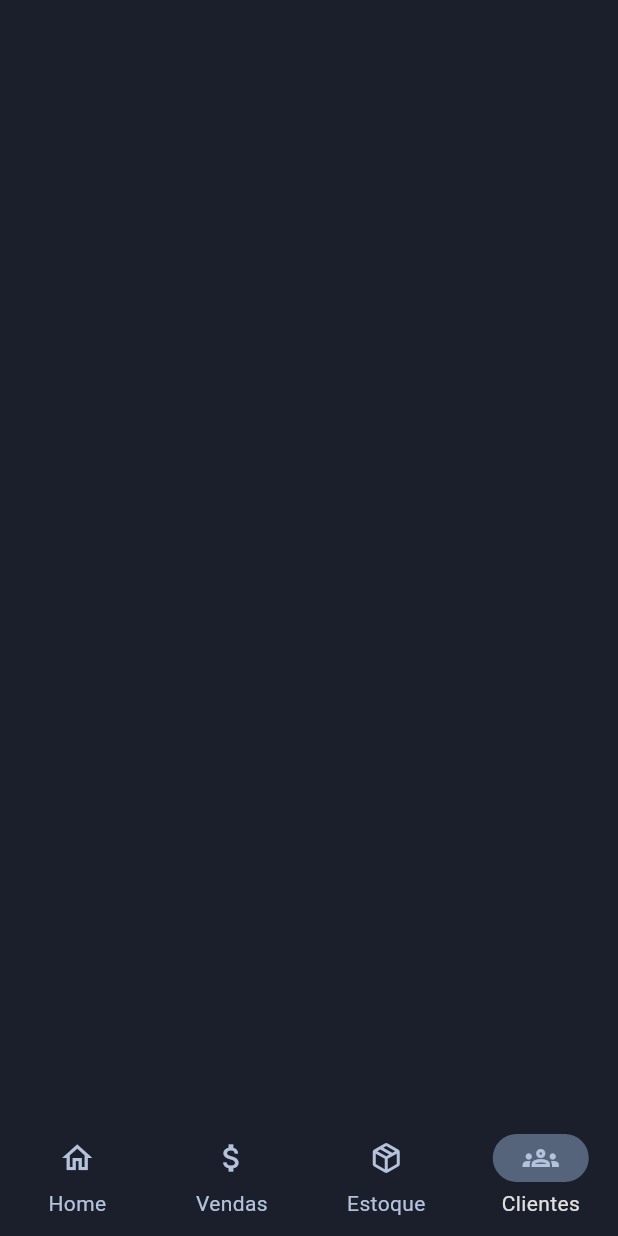
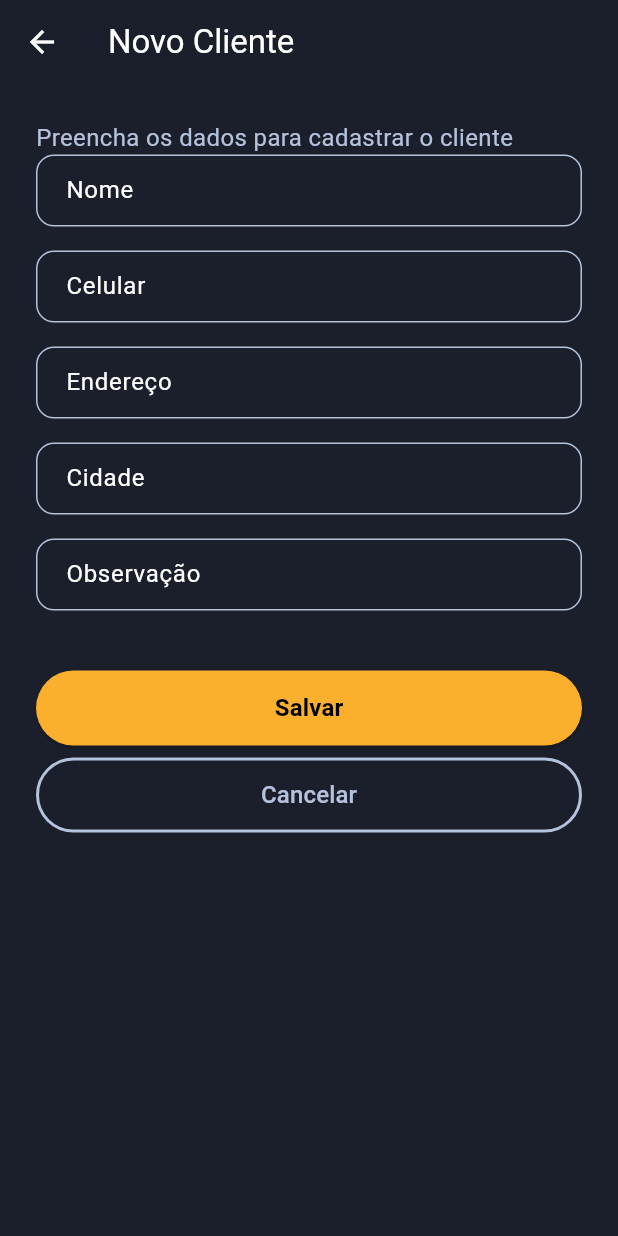
Before and after one commit to AlvaroRumpel/stock_app, a Flutter app: the CustomerCreatePage screen opened by its route, on a phone screen of 412 x 824 dp. Run offline on Flutter 3.47's test engine with Material 3 defaults, Android fonts, the phone set to English and light mode, and no system bars; our stand-ins replace flutter_svg, go_router, supabase_flutter; accounts and stored records are empty.

Commit message:
interface with form and buttons

```diff
--- a/lib/core/router/app_router.dart
+++ b/lib/core/router/app_router.dart
@@ -65,7 +65,7 @@ class AppRouter {
                       GoRoute(
                         path: RouteName.createCustomer.path,
                         name: RouteName.createCustomer.name,
-                        parentNavigatorKey: _sectionNavigatorKey,
+                        parentNavigatorKey: _rootNavigatorKey,
                         builder: (context, state) => const CustomerCreatePage(),
                       ),
                     ],
--- a/lib/modules/customer/customer_create/customer_create_page.dart
+++ b/lib/modules/customer/customer_create/customer_create_page.dart
@@ -1,11 +1,119 @@
 import 'package:flutter/material.dart';
+import 'package:go_router/go_router.dart';
+
+import '../../../../core/theme/app_theme.dart';
+import '../../../core/router/app_router.dart';
 
 class CustomerCreatePage extends StatelessWidget {
   const CustomerCreatePage({super.key});
 
   @override
   Widget build(BuildContext context) {
-    //context.goNamed('teste');
-    return const Scaffold(body: SingleChildScrollView());
+    return Scaffold(
+      appBar: AppBar(title: const Text('Novo Cliente')),
+      body: Container(
+        padding: const EdgeInsets.all(24),
+        child: Form(
+          child: Column(
+            crossAxisAlignment: CrossAxisAlignment.stretch,
+            children: [
+              const Text(
+                "Preencha os dados para cadastrar o cliente",
+                style: TextStyle(
+                  fontSize: 16,
+                  fontWeight: FontWeight.w400,
+                  color: AppColors.darkPrimary300,
+                ),
+              ),
+              _buildTextField("Nome"),
+              _buildTextField("Celular"),
+              _buildTextField("Endereço"),
+              _buildTextField("Cidade"),
+              _buildTextField("Observação"),
+              const SizedBox(height: 24),
+              _buildButtons(context),
+            ],
+          ),
+        ),
+      ),
+    );
   }
 }
+
+Widget _buildTextField(String label) {
+  return Padding(
+    padding: const EdgeInsets.only(bottom: 16),
+    child: TextFormField(
+      style: const TextStyle(color: AppColors.darkPrimary300),
+      decoration: InputDecoration(
+        labelText: label,
+        border: OutlineInputBorder(
+          borderRadius: BorderRadius.circular(12),
+          borderSide: const BorderSide(
+            color: AppColors.darkPrimary300,
+            width: 1,
+          ),
+        ),
+        enabledBorder: OutlineInputBorder(
+          borderRadius: BorderRadius.circular(12),
+          borderSide: const BorderSide(
+            color: AppColors.darkPrimary300,
+            width: 1,
+          ),
+        ),
+        contentPadding: const EdgeInsets.symmetric(
+          horizontal: 16,
+          vertical: 12,
+        ),
+      ),
+      validator:
+          (value) =>
+              (value == null || value.isEmpty) ? "Campo obrigatório" : null,
+    ),
+  );
+}
+
+Widget _buildButtons(BuildContext context) {
+  return Column(
+    children: [
+      SizedBox(
+        height: 50,
+        width: double.infinity,
+        child: ElevatedButton(
+          onPressed: () {},
+          style: ElevatedButton.styleFrom(
+            backgroundColor: AppColors.lightAvatar100,
+            foregroundColor: Colors.black,
+            shape: RoundedRectangleBorder(
+              borderRadius: BorderRadius.circular(100),
+            ),
+          ),
+          child: const Text(
+            "Salvar",
+            style: TextStyle(fontSize: 16, fontWeight: FontWeight.bold),
+          ),
+        ),
+      ),
+      const SizedBox(height: 8),
+      SizedBox(
+        height: 50,
+        width: double.infinity,
+        child: OutlinedButton(
+          onPressed: () {
+            context.goNamed(RouteName.customers.name);
+          },
+          style: OutlinedButton.styleFrom(
+            side: BorderSide(color: AppColors.darkPrimary300, width: 2),
+            shape: RoundedRectangleBorder(
+              borderRadius: BorderRadius.circular(100),
+            ),
+          ),
+          child: const Text(
+            "Cancelar",
+            style: TextStyle(fontSize: 16, color: AppColors.darkPrimary300),
+          ),
+        ),
+      ),
+    ],
+  );
+}
--- a/lib/modules/customer/customers_list/customers_page.dart
+++ b/lib/modules/customer/customers_list/customers_page.dart
@@ -12,7 +12,7 @@ class CustomersPage extends StatelessWidget {
     return Scaffold(
       appBar: AppBar(title: const Text('Clientes')),
       body: Container(
-        padding: EdgeInsets.all(24),
+        padding: const EdgeInsets.all(24),
         child: Column(
           spacing: 16,
           mainAxisSize: MainAxisSize.max,
```
